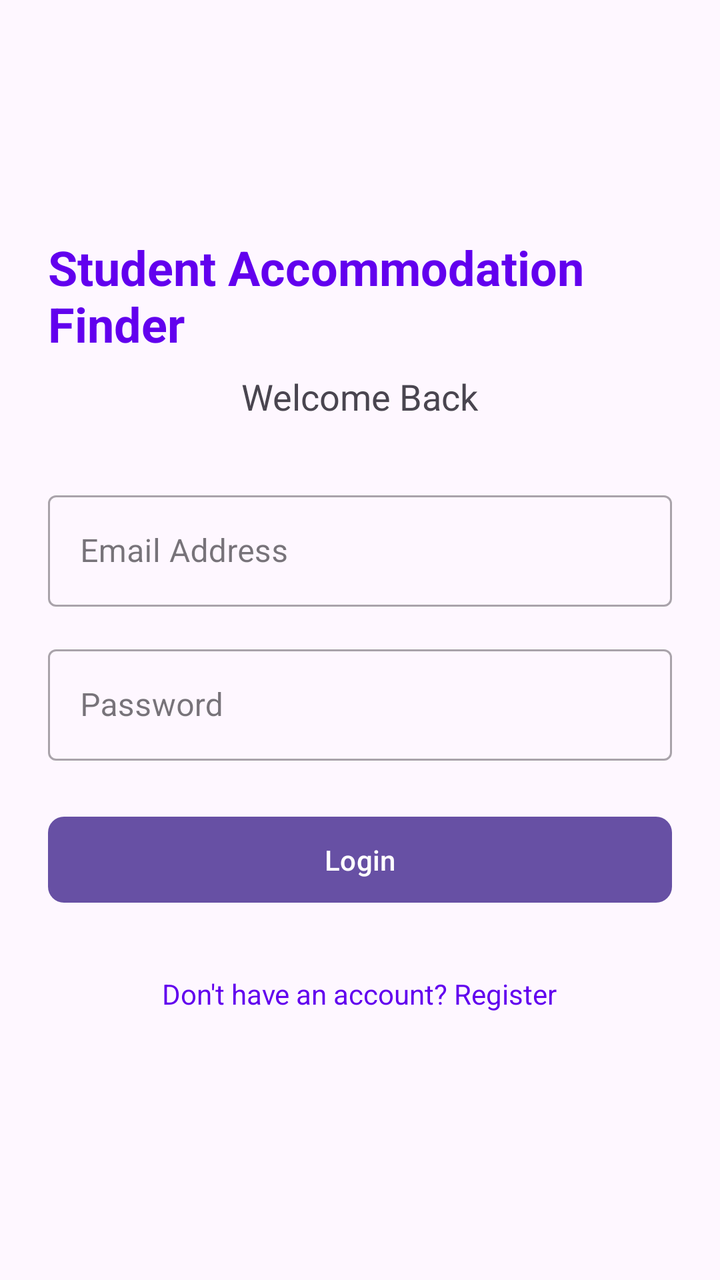
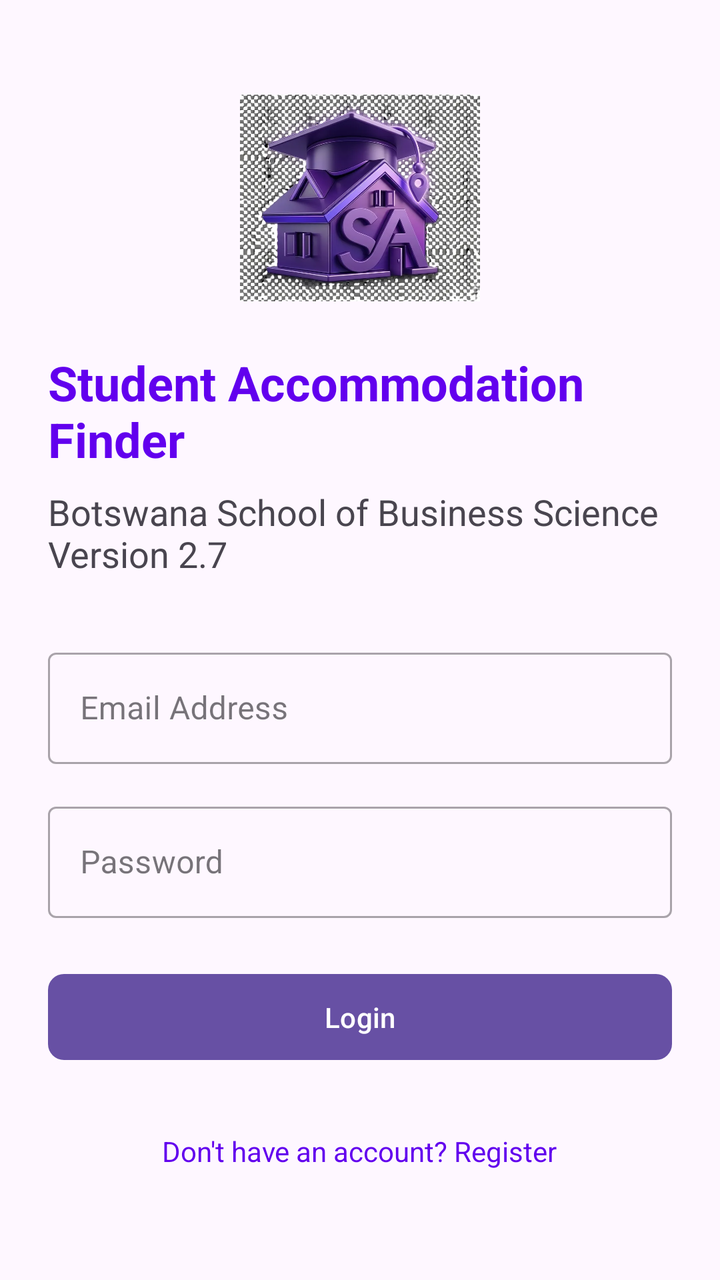

Compare the two renders of this Android layout. The source of the first and the diff that turns it into the second are given below.
<!-- AndroidManifest.xml: application theme Theme.StudentAccomFinder -->
<!-- res/layout/activity_login.xml -->
<?xml version="1.0" encoding="utf-8"?>
<LinearLayout
    xmlns:android="http://schemas.android.com/apk/res/android"
    xmlns:app="http://schemas.android.com/apk/res-auto"
    android:layout_width="match_parent"
    android:layout_height="match_parent"
    android:orientation="vertical"
    android:padding="24dp"
    android:gravity="center">

    
    <TextView
        android:layout_width="wrap_content"
        android:layout_height="wrap_content"
        android:text="@string/app_title"
        android:textSize="24sp"
        android:textStyle="bold"
        android:textColor="@color/purple_500"
        android:layout_marginBottom="8dp"/>

    <TextView
        android:layout_width="wrap_content"
        android:layout_height="wrap_content"
        android:text="@string/welcome_back"
        android:textSize="18sp"
        android:layout_marginBottom="32dp"/>

    
    <com.google.android.material.textfield.TextInputLayout
        android:layout_width="match_parent"
        android:layout_height="wrap_content"
        android:hint="@string/email_address"
        style="@style/Widget.MaterialComponents.TextInputLayout.OutlinedBox"
        android:layout_marginBottom="16dp">

        <com.google.android.material.textfield.TextInputEditText
            android:id="@+id/etEmail"
            android:layout_width="match_parent"
            android:layout_height="wrap_content"
            android:inputType="textEmailAddress"/>
    </com.google.android.material.textfield.TextInputLayout>

    
    <com.google.android.material.textfield.TextInputLayout
        android:layout_width="match_parent"
        android:layout_height="wrap_content"
        android:hint="@string/password"
        style="@style/Widget.MaterialComponents.TextInputLayout.OutlinedBox"
        android:layout_marginBottom="24dp">

        <com.google.android.material.textfield.TextInputEditText
            android:id="@+id/etPassword"
            android:layout_width="match_parent"
            android:layout_height="wrap_content"
            android:inputType="textPassword"/>
    </com.google.android.material.textfield.TextInputLayout>

    
    <ProgressBar
        android:id="@+id/progressBar"
        android:layout_width="wrap_content"
        android:layout_height="wrap_content"
        android:visibility="gone"
        android:layout_marginBottom="16dp"/>

    
    <com.google.android.material.button.MaterialButton
        android:id="@+id/btnLogin"
        android:layout_width="match_parent"
        android:layout_height="wrap_content"
        android:text="@string/login"
        android:padding="12dp"
        app:cornerRadius="8dp"
        android:layout_marginBottom="16dp"/>

    
    <TextView
        android:id="@+id/tvRegisterLink"
        android:layout_width="wrap_content"
        android:layout_height="wrap_content"
        android:text="@string/register_link"
        android:textColor="@color/purple_500"
        android:padding="16dp"/>

</LinearLayout>
<!-- resources referenced by this layout -->
<resources>
  <color name="purple_500">#FF6200EE</color>
  <string name="app_title">Student Accommodation Finder</string>
  <string name="email_address">Email Address</string>
  <string name="login">Login</string>
  <string name="password">Password</string>
  <string name="register_link">Don\'t have an account? Register</string>
  <string name="welcome_back">Welcome Back</string>
  <style name="Theme.StudentAccomFinder" parent="Base.Theme.StudentAccomFinder" />
  <style name="Base.Theme.StudentAccomFinder" parent="Theme.Material3.DayNight.NoActionBar">
          
          
      </style>
</resources>

<!-- the commit's change to res/layout/activity_login.xml (unified diff, before → after) -->
@@ -7,6 +7,13 @@
     android:orientation="vertical"
     android:padding="24dp"
     android:gravity="center">
+
+    <ImageView
+        android:layout_width="120dp"
+        android:layout_height="120dp"
+        android:layout_marginBottom="16dp"
+        android:src="@drawable/saf"
+        android:contentDescription="App Logo" />
 
     
     <TextView
<!-- resource entries referenced after the edit -->
@@ -1,12 +1,13 @@
 <!-- resources referenced by this layout -->
 <resources>
   <color name="purple_500">#FF6200EE</color>
+  <!-- drawable saf: webp bitmap (drawable, 77250 bytes) -->
   <string name="app_title">Student Accommodation Finder</string>
   <string name="email_address">Email Address</string>
   <string name="login">Login</string>
   <string name="password">Password</string>
   <string name="register_link">Don\'t have an account? Register</string>
-  <string name="welcome_back">Welcome Back</string>
+  <string name="welcome_back">Botswana School of Business Science Version 2.7</string>
   <style name="Theme.StudentAccomFinder" parent="Base.Theme.StudentAccomFinder" />
   <style name="Base.Theme.StudentAccomFinder" parent="Theme.Material3.DayNight.NoActionBar">
           
